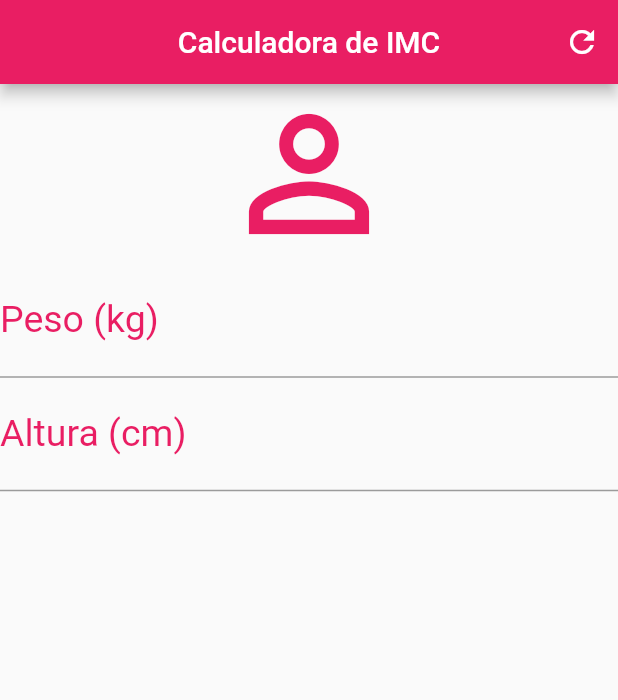
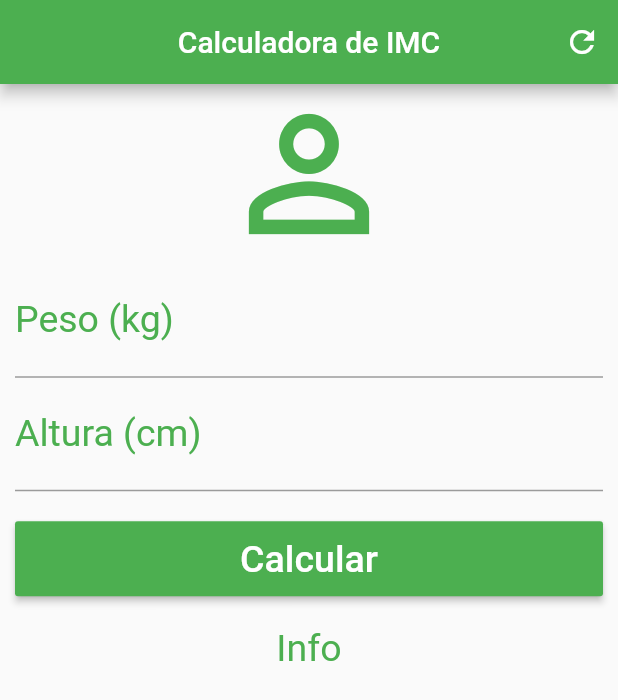
Before and after one commit to CaetanoMatheus/bmi-calculator, a Flutter app: the screen it shows after launch, on a phone screen of 412 x 824 dp. Shown: the top 700 px of the screen. Run offline on Flutter 3.47's test engine with Material 2 defaults, Android fonts, the phone set to English and light mode, and no system bars.

Commit message:
Final Template

```diff
--- a/lib/main.dart
+++ b/lib/main.dart
@@ -24,7 +24,7 @@ class _HomeScreenState extends State<HomeScreen> {
       appBar: AppBar(
         title: Text('Calculadora de IMC'),
         centerTitle: true,
-        backgroundColor: Colors.pink,
+        backgroundColor: Colors.green,
         actions: [
           IconButton(
             icon: Icon(Icons.refresh),
@@ -32,15 +32,17 @@ class _HomeScreenState extends State<HomeScreen> {
           )
         ],
       ),
-      body: Column(
+      body: SingleChildScrollView(
+        padding: EdgeInsets.symmetric(horizontal: 10),
+        child: Column(
           crossAxisAlignment: CrossAxisAlignment.stretch,
           children: [
-          Icon(Icons.person_outline, size: 120, color: Colors.pink),
+            Icon(Icons.person_outline, size: 120, color: Colors.green),
             TextField(
               keyboardType: TextInputType.number,
               decoration: InputDecoration(
                 labelText: 'Peso (kg)',
-              labelStyle: TextStyle(color: Colors.pink),
+                labelStyle: TextStyle(color: Colors.green),
               ),
               textAlign: TextAlign.center,
               style: TextStyle(fontSize: 25),
@@ -49,12 +51,32 @@ class _HomeScreenState extends State<HomeScreen> {
               keyboardType: TextInputType.number,
               decoration: InputDecoration(
                 labelText: 'Altura (cm)',
-              labelStyle: TextStyle(color: Colors.pink),
+                labelStyle: TextStyle(color: Colors.green),
               ),
               textAlign: TextAlign.center,
               style: TextStyle(fontSize: 25),
-          )
+            ),
+            Padding(
+              padding: EdgeInsets.symmetric(vertical: 20),
+              child: Container(
+                height: 50,
+                child: RaisedButton(
+                  onPressed: () {},
+                  child: Text(
+                    'Calcular',
+                    style: TextStyle(color: Colors.white, fontSize: 25),
+                  ),
+                  color: Colors.green,
+                ),
+              ),
+            ),
+            Text(
+              'Info',
+              textAlign: TextAlign.center,
+              style: TextStyle(color: Colors.green, fontSize: 25),
+            ),
           ],
+        ),
       ),
     );
   }
```
Lines whose indentation alone changed are shown as unchanged.
